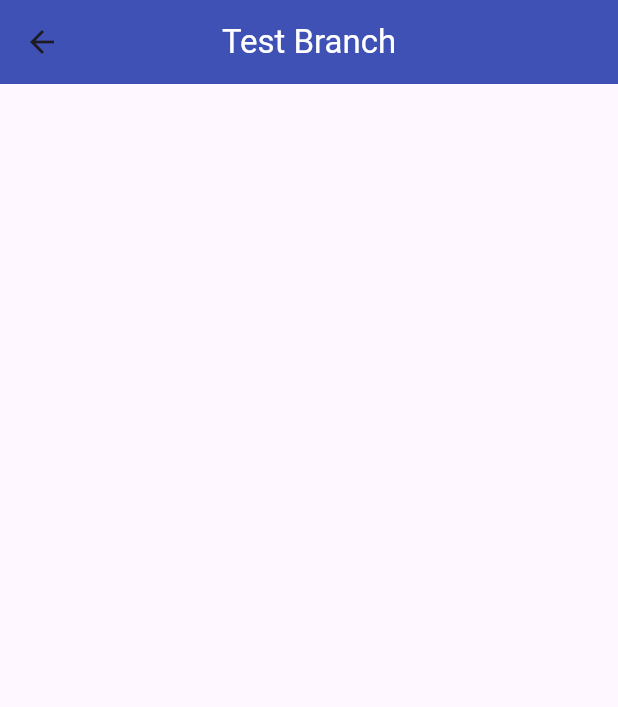
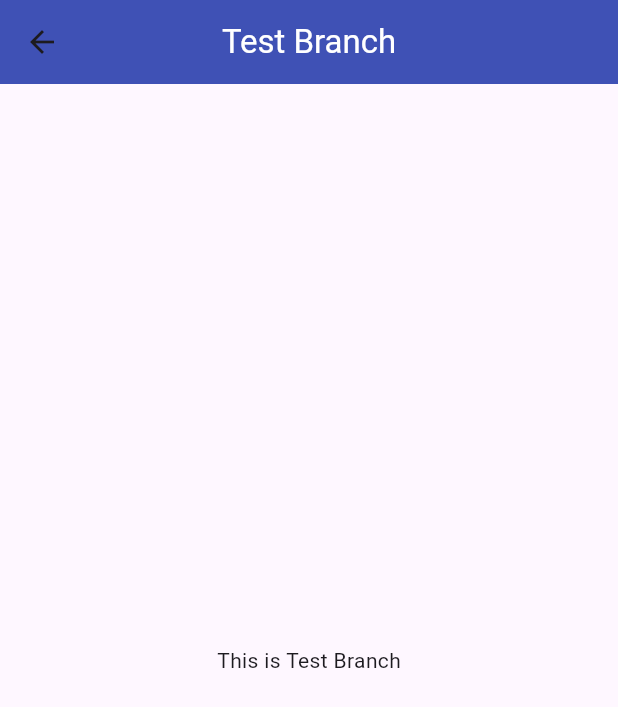
Before and after one commit to mardy-cse/git-test-2, a Flutter app: the TestBranch screen opened directly, on a phone screen of 412 x 824 dp. Shown: the top 707 px of the screen. Run offline on Flutter 3.47's test engine with Material 3 defaults, Android fonts, the phone set to English and light mode, and no system bars.

Commit message:
.\.dart_tool\flutter_build\7521eb0d4afeb2997ed8f0964a4ca57c\.filecache

```diff
--- a/lib/test_branch/test_branch.dart
+++ b/lib/test_branch/test_branch.dart
@@ -10,6 +10,9 @@ class TestBranch extends StatelessWidget {
         backgroundColor: Colors.indigo,
         title: Text('Test Branch', style: TextStyle(color: Colors.white),),
       ),
+      body: Center(
+        child: Text('This is Test Branch'),
+      )
     );
   }
 }
```
